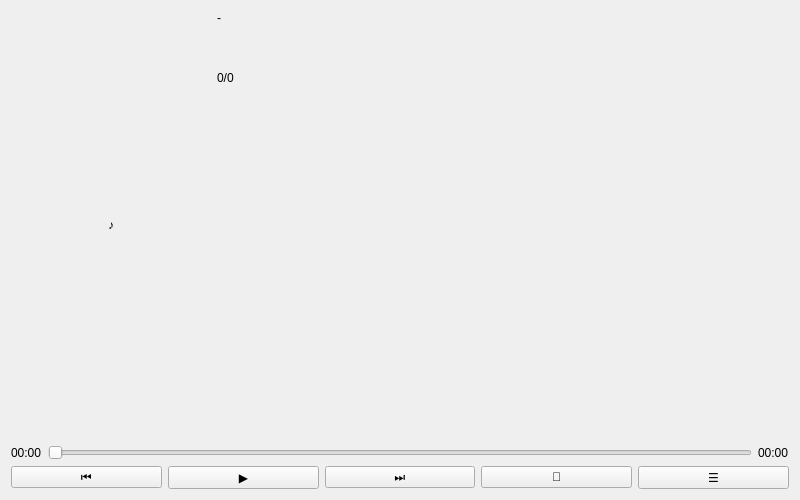
Old version of the form playwidget.ui in the repository Attention-C7/MusicPlayer.
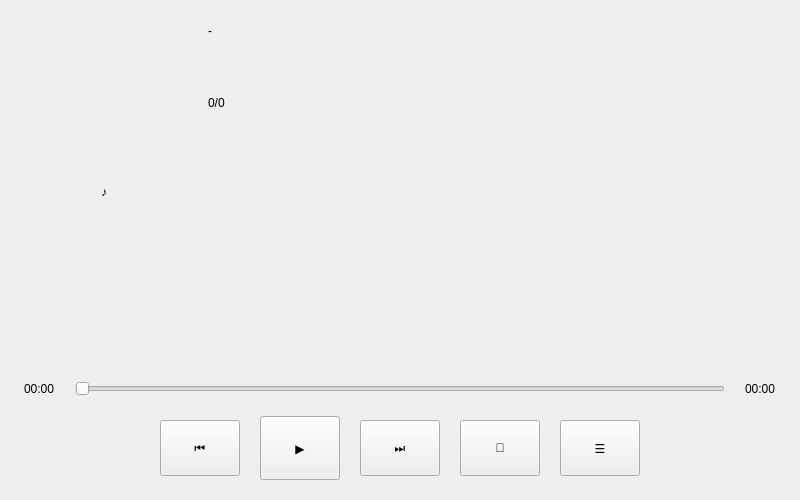
New version of the form.

Commit message: ui: optimize layout spacing and button styles

What changed in the file:
```diff
--- a/playwidget.ui
+++ b/playwidget.ui
@@ -14,8 +14,26 @@
    <string>PlayWidget</string>
   </property>
   <layout class="QVBoxLayout" name="verticalLayout_main">
+   <property name="spacing">
+    <number>20</number>
+   </property>
+   <property name="leftMargin">
+    <number>24</number>
+   </property>
+   <property name="topMargin">
+    <number>24</number>
+   </property>
+   <property name="rightMargin">
+    <number>24</number>
+   </property>
+   <property name="bottomMargin">
+    <number>20</number>
+   </property>
    <item>
     <layout class="QHBoxLayout" name="horizontalLayout_top">
+     <property name="spacing">
+      <number>24</number>
+     </property>
      <item>
       <widget class="QLabel" name="lbl_albumArt">
        <property name="sizePolicy">
@@ -26,14 +44,14 @@
        </property>
        <property name="minimumSize">
         <size>
-         <width>200</width>
-         <height>200</height>
+         <width>160</width>
+         <height>160</height>
         </size>
        </property>
        <property name="maximumSize">
         <size>
-         <width>200</width>
-         <height>200</height>
+         <width>160</width>
+         <height>160</height>
         </size>
        </property>
        <property name="text">
@@ -46,6 +64,9 @@
      </item>
      <item>
       <layout class="QVBoxLayout" name="verticalLayout_info">
+       <property name="spacing">
+        <number>10</number>
+       </property>
        <item>
         <widget class="QLabel" name="lbl_title">
          <property name="text">
@@ -118,8 +139,27 @@
    </item>
    <item>
     <layout class="QHBoxLayout" name="horizontalLayout_controls">
+     <item>
+      <spacer name="horizontalSpacer_controls_left">
+       <property name="orientation">
+        <enum>Qt::Horizontal</enum>
+       </property>
+       <property name="sizeHint" stdset="0">
+        <size>
+         <width>40</width>
+         <height>20</height>
+        </size>
+       </property>
+      </spacer>
+     </item>
      <item>
       <widget class="QPushButton" name="btn_prev">
+       <property name="minimumSize">
+        <size>
+         <width>56</width>
+         <height>56</height>
+        </size>
+       </property>
        <property name="text">
         <string>⏮</string>
        </property>
@@ -127,6 +167,12 @@
      </item>
      <item>
       <widget class="QPushButton" name="btn_playPause">
+       <property name="minimumSize">
+        <size>
+         <width>64</width>
+         <height>64</height>
+        </size>
+       </property>
        <property name="text">
         <string>▶</string>
        </property>
@@ -134,6 +180,12 @@
      </item>
      <item>
       <widget class="QPushButton" name="btn_next">
+       <property name="minimumSize">
+        <size>
+         <width>56</width>
+         <height>56</height>
+        </size>
+       </property>
        <property name="text">
         <string>⏭</string>
        </property>
@@ -141,6 +193,12 @@
      </item>
      <item>
       <widget class="QPushButton" name="btn_playMode">
+       <property name="minimumSize">
+        <size>
+         <width>56</width>
+         <height>56</height>
+        </size>
+       </property>
        <property name="text">
         <string>🔀</string>
        </property>
@@ -148,11 +206,30 @@
      </item>
      <item>
       <widget class="QPushButton" name="btn_showList">
+       <property name="minimumSize">
+        <size>
+         <width>56</width>
+         <height>56</height>
+        </size>
+       </property>
        <property name="text">
         <string>☰</string>
        </property>
       </widget>
      </item>
+     <item>
+      <spacer name="horizontalSpacer_controls_right">
+       <property name="orientation">
+        <enum>Qt::Horizontal</enum>
+       </property>
+       <property name="sizeHint" stdset="0">
+        <size>
+         <width>40</width>
+         <height>20</height>
+        </size>
+       </property>
+      </spacer>
+     </item>
     </layout>
    </item>
   </layout>
```
The commit also changes 1 other file.
